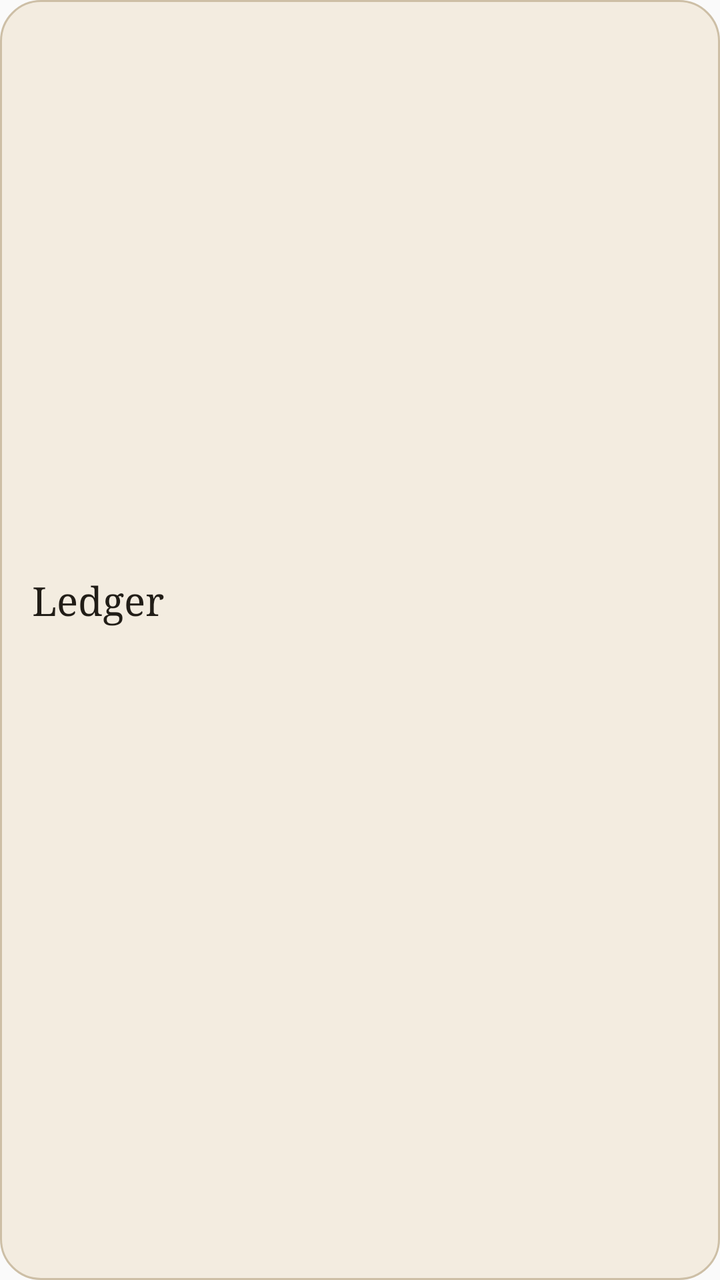
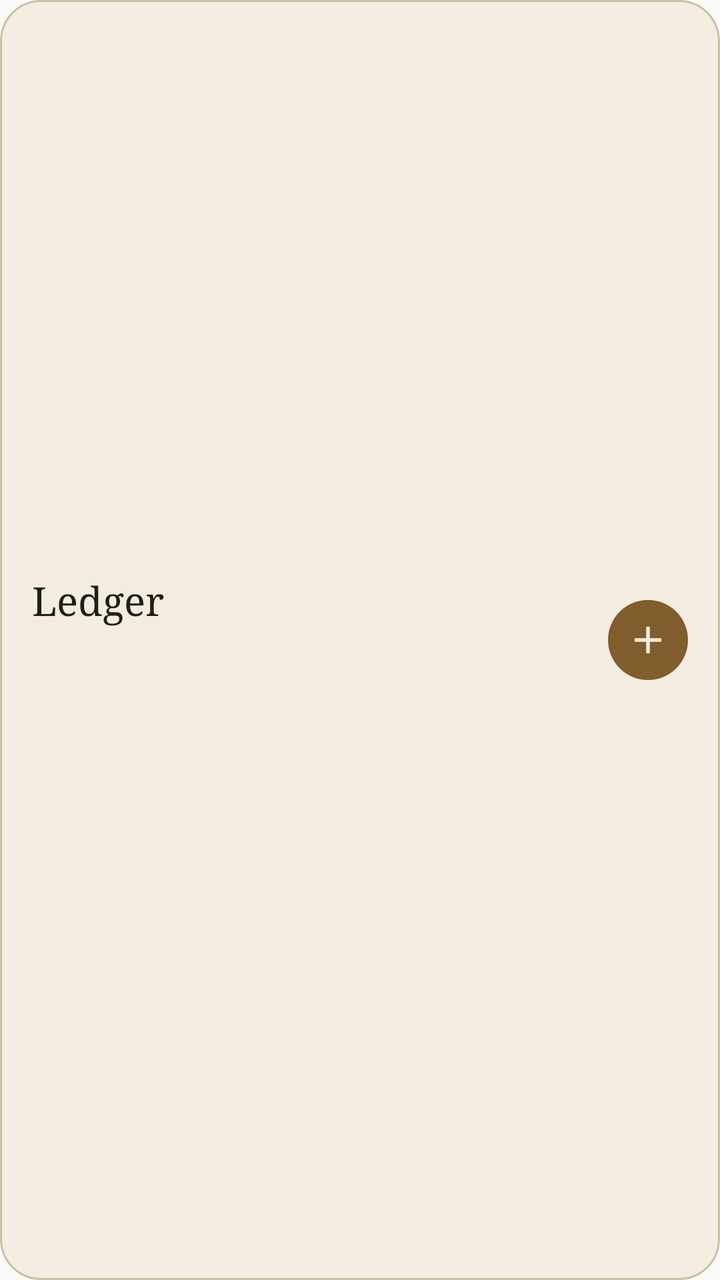

Before-and-after screenshots of an Android layout around one commit, followed by the original layout XML and the change that was made.
<!-- AndroidManifest.xml: application theme AppTheme -->
<!-- res/layout/ledger_widget.xml -->
<?xml version="1.0" encoding="utf-8"?>
<LinearLayout xmlns:android="http://schemas.android.com/apk/res/android"
    android:id="@+id/widget_root"
    android:layout_width="match_parent"
    android:layout_height="match_parent"
    android:background="@drawable/widget_background"
    android:orientation="horizontal"
    android:gravity="center_vertical"
    android:padding="16dp">

    <LinearLayout
        android:layout_width="0dp"
        android:layout_height="wrap_content"
        android:layout_weight="1"
        android:orientation="vertical">

        <TextView
            android:id="@+id/widget_headline"
            android:layout_width="wrap_content"
            android:layout_height="wrap_content"
            android:textColor="@color/widget_heading"
            android:textSize="20sp"
            android:fontFamily="serif"
            android:maxLines="1"
            android:ellipsize="end"
            android:text="Ledger" />

        <TextView
            android:id="@+id/widget_detail"
            android:layout_width="wrap_content"
            android:layout_height="wrap_content"
            android:textColor="@color/widget_dim"
            android:textSize="13sp"
            android:maxLines="1"
            android:ellipsize="end" />

        <TextView
            android:id="@+id/widget_latest"
            android:layout_width="wrap_content"
            android:layout_height="wrap_content"
            android:layout_marginTop="6dp"
            android:textColor="@color/widget_dim"
            android:textSize="12sp"
            android:fontFamily="monospace"
            android:maxLines="1"
            android:ellipsize="end" />
    </LinearLayout>

    <TextView
        android:id="@+id/widget_score"
        android:layout_width="wrap_content"
        android:layout_height="wrap_content"
        android:layout_marginStart="12dp"
        android:textColor="@color/widget_accent"
        android:textSize="28sp"
        android:fontFamily="serif"
        android:visibility="gone" />
</LinearLayout>
<!-- resources referenced by this layout -->
<resources>
  <color name="widget_accent">#815C2D</color>
  <color name="widget_dim">#6A6257</color>
  <color name="widget_heading">#211D17</color>
  <!-- drawable widget_background (drawable) -->
  <?xml version="1.0" encoding="utf-8"?>
  <shape xmlns:android="http://schemas.android.com/apk/res/android" android:shape="rectangle">
      <solid android:color="@color/widget_bg" />
      <stroke android:width="1dp" android:color="@color/widget_border" />
      <corners android:radius="20dp" />
  </shape>
  <style name="AppTheme" parent="Theme.AppCompat.DayNight.DarkActionBar">
          <item name="colorPrimary">@color/colorPrimary</item>
          <item name="colorPrimaryDark">@color/colorPrimaryDark</item>
          <item name="colorAccent">@color/colorAccent</item>
      </style>
  <color name="widget_bg">#F3ECE0</color>
  <color name="widget_border">#CDBFA6</color>
</resources>

<!-- the commit's change to res/layout/ledger_widget.xml (unified diff, before → after) -->
@@ -55,4 +55,15 @@
         android:textSize="28sp"
         android:fontFamily="serif"
         android:visibility="gone" />
+
+    
+    <ImageView
+        android:id="@+id/widget_add"
+        android:layout_width="40dp"
+        android:layout_height="40dp"
+        android:layout_marginStart="12dp"
+        android:background="@drawable/widget_add_background"
+        android:contentDescription="@string/widget_add"
+        android:padding="10dp"
+        android:src="@drawable/ic_widget_add" />
 </LinearLayout>
<!-- resource entries referenced after the edit -->
@@ -3,6 +3,24 @@
   <color name="widget_accent">#815C2D</color>
   <color name="widget_dim">#6A6257</color>
   <color name="widget_heading">#211D17</color>
+  <!-- drawable ic_widget_add (drawable) -->
+  <?xml version="1.0" encoding="utf-8"?>
+  <vector xmlns:android="http://schemas.android.com/apk/res/android"
+      android:width="20dp"
+      android:height="20dp"
+      android:viewportWidth="24"
+      android:viewportHeight="24">
+      <path
+          android:strokeColor="@color/widget_bg"
+          android:strokeWidth="2.25"
+          android:strokeLineCap="round"
+          android:pathData="M12,5v14M5,12h14" />
+  </vector>
+  <!-- drawable widget_add_background (drawable) -->
+  <?xml version="1.0" encoding="utf-8"?>
+  <shape xmlns:android="http://schemas.android.com/apk/res/android" android:shape="oval">
+      <solid android:color="@color/widget_accent" />
+  </shape>
   <!-- drawable widget_background (drawable) -->
   <?xml version="1.0" encoding="utf-8"?>
   <shape xmlns:android="http://schemas.android.com/apk/res/android" android:shape="rectangle">
@@ -10,6 +28,7 @@
       <stroke android:width="1dp" android:color="@color/widget_border" />
       <corners android:radius="20dp" />
   </shape>
+  <string name="widget_add">Rate a city</string>
   <style name="AppTheme" parent="Theme.AppCompat.DayNight.DarkActionBar">
           <item name="colorPrimary">@color/colorPrimary</item>
           <item name="colorPrimaryDark">@color/colorPrimaryDark</item>
